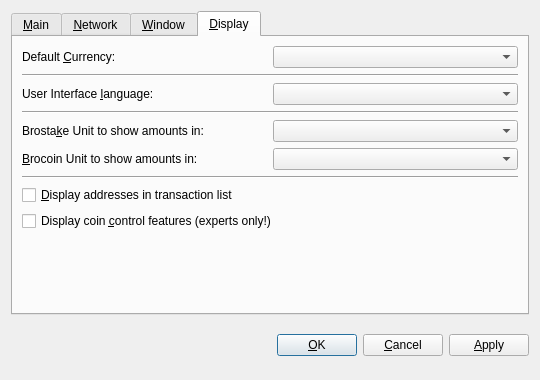
The window that src/qt/forms/optionsdialog.ui (BreakoutCoin/Breakout-Chain-Client) describes before a commit, drawn with Qt 5.
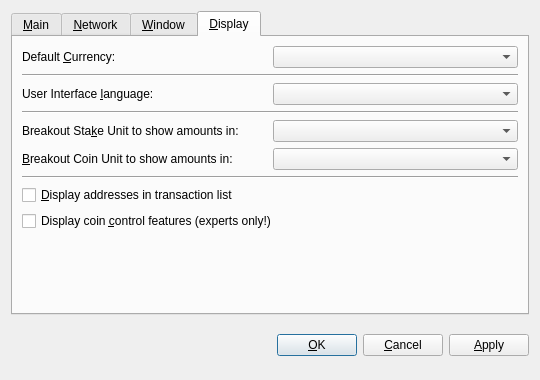
The same window after the commit. The open tabs and pages were chosen to show the change. Custom widgets are drawn as their Qt base class.

The edit to the form file:
```diff
--- a/src/qt/forms/optionsdialog.ui
+++ b/src/qt/forms/optionsdialog.ui
@@ -443,7 +443,7 @@
          <item>
           <widget class="QLabel" name="unitLabelBrostake">
            <property name="text">
-            <string>Brosta&amp;ke Unit to show amounts in:</string>
+            <string>Breakout Sta&amp;ke Unit to show amounts in:</string>
            </property>
            <property name="textFormat">
             <enum>Qt::PlainText</enum>
@@ -467,7 +467,7 @@
          <item>
           <widget class="QLabel" name="unitLabelBrocoin">
            <property name="text">
-            <string>&amp;Brocoin Unit to show amounts in:</string>
+            <string>&amp;Breakout Coin Unit to show amounts in:</string>
            </property>
            <property name="textFormat">
             <enum>Qt::PlainText</enum>
```
Left out of the diff: 2 changed lines with no effect on the pictures.
